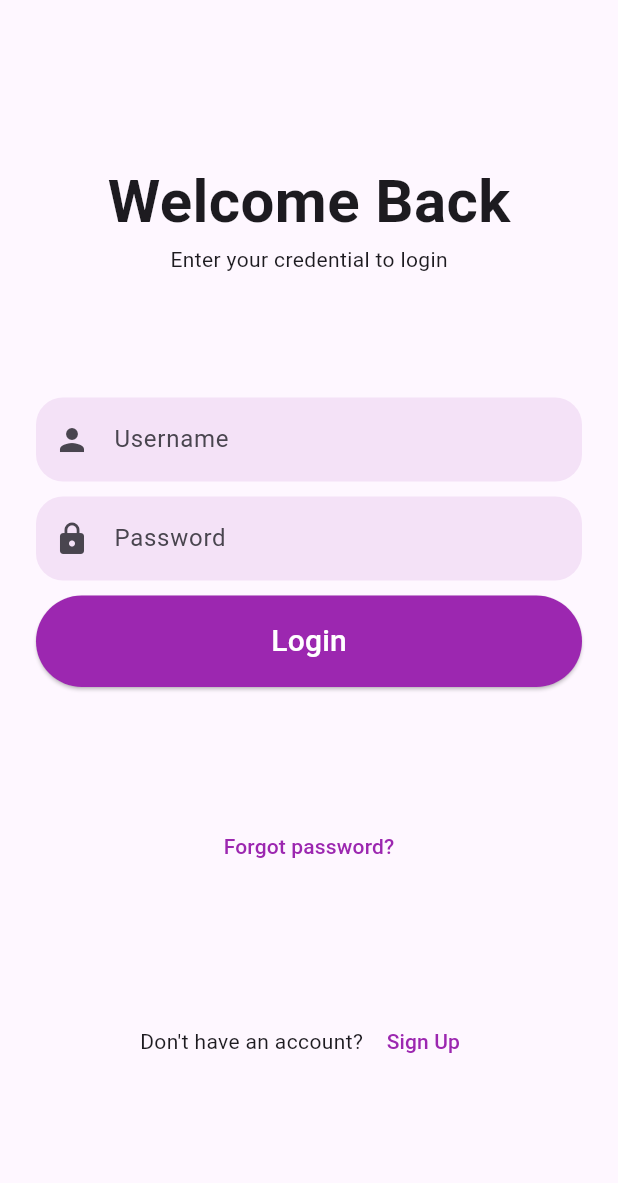
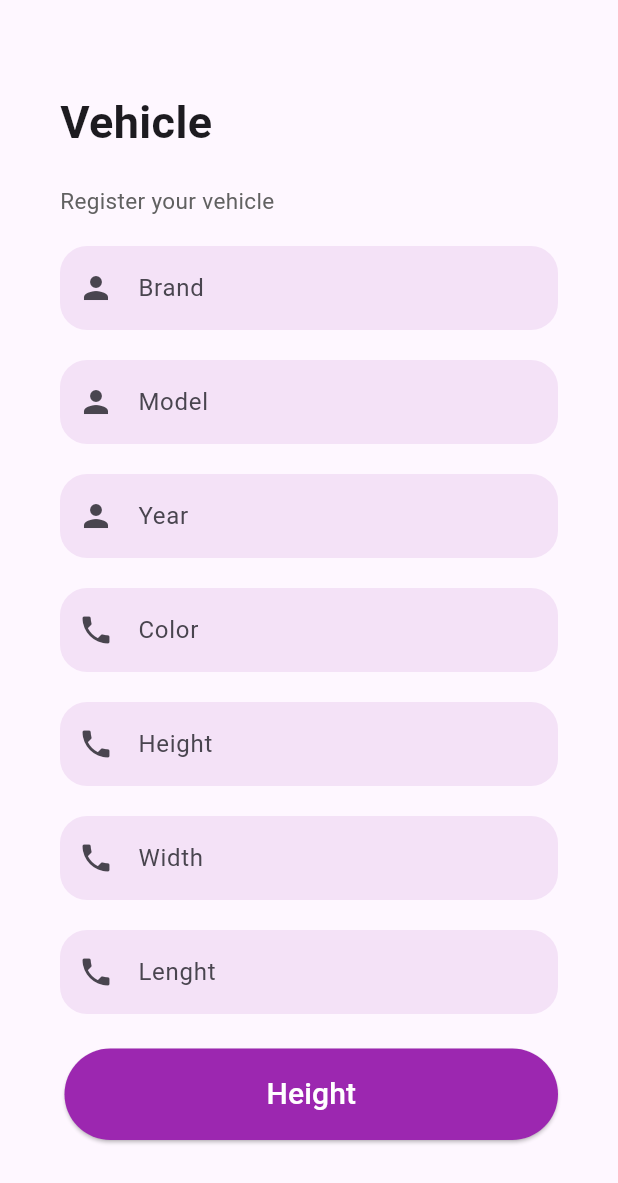
Before and after one commit to lordvader991/ParkFinderMobile, a Flutter app: the screen it shows after launch, on a phone screen of 412 x 824 dp. Shown: the top 1183 px of the screen. Run offline on Flutter 3.47's test engine with Material 3 defaults, Android fonts, the phone set to English and light mode, and no system bars; our stand-ins replace geolocator, google_maps_flutter, permission_handler.

Commit message:
registro vehiculo

```diff
--- a/lib/main.dart
+++ b/lib/main.dart
@@ -1,7 +1,7 @@
 import 'package:flutter/material.dart';
 import 'package:flutter/widgets.dart';
 import 'package:parkfinder/views/login_screen.dart';
-import 'package:parkfinder/views/screen_user/map_screen.dart';
+import 'package:parkfinder/views/screen_user/vehicle_register_screen.dart';
 
 void main() {
   runApp(MyApp());
@@ -12,7 +12,7 @@ class MyApp extends StatelessWidget {
   Widget build(BuildContext context) {
     return MaterialApp(
       debugShowCheckedModeBanner: false,
-      home: LoginPage(),
+      home: RegisterVehicleScreen(),
     );
   }
 }
--- a/lib/services/api_service.dart
+++ b/lib/services/api_service.dart
@@ -2,7 +2,7 @@ import 'dart:convert';
 import 'package:http/http.dart' as http;
 
 class ApiService {
-  final String baseUrl = "http://10.26.3.167:3000/api/v1/";
+  final String baseUrl = "http://192.168.1.15:3000/api/v1/";
 
   ApiService();
 
@@ -15,12 +15,15 @@ class ApiService {
     headers: {'Content-Type': 'application/json'},
   );
 
-    if (response.statusCode == 201) {
+  if (response.statusCode == 200) {
     return jsonDecode(response.body);
   } else {
     String errorMessage = "";
     try {
       errorMessage = jsonDecode(response.body)['error'];
+      if (errorMessage.contains('duplicate key error')) {
+        throw Exception('Username or email already exists, please use another one.');
+      }
     } catch (e) {
       errorMessage = "Unknown error occurred";
     }
--- /dev/null
+++ b/lib/views/screen_user/vehicle_register_screen.dart
@@ -0,0 +1,135 @@
+import 'package:flutter/material.dart';
+
+class RegisterVehicleScreen extends StatelessWidget {
+  const RegisterVehicleScreen({Key? key});
+
+  @override
+  Widget build(BuildContext context) {
+    return MaterialApp(
+      debugShowCheckedModeBanner: false,
+      home: Scaffold(
+        body: SingleChildScrollView(
+          child: Container(
+            padding: const EdgeInsets.symmetric(horizontal: 40),
+            height: MediaQuery.of(context).size.height - 50,
+            width: double.infinity,
+            child: ListView(
+              // Cambiado a ListView
+              children: <Widget>[
+                const SizedBox(height: 60.0),
+                const Text(
+                  "Vehicle",
+                  style: TextStyle(
+                    fontSize: 30,
+                    fontWeight: FontWeight.bold,
+                  ),
+                ),
+                const SizedBox(
+                  height: 20,
+                ),
+                Text(
+                  "Register your vehicle",
+                  style: TextStyle(fontSize: 15, color: Colors.grey[700]),
+                ),
+                const SizedBox(height: 20),
+                TextField(
+                  decoration: InputDecoration(
+                      hintText: "Brand",
+                      border: OutlineInputBorder(
+                          borderRadius: BorderRadius.circular(18),
+                          borderSide: BorderSide.none),
+                      fillColor: Colors.purple.withOpacity(0.1),
+                      filled: true,
+                      prefixIcon: const Icon(Icons.person)),
+                ),
+                const SizedBox(height: 20),
+                TextField(
+                  decoration: InputDecoration(
+                      hintText: "Model",
+                      border: OutlineInputBorder(
+                          borderRadius: BorderRadius.circular(18),
+                          borderSide: BorderSide.none),
+                      fillColor: Colors.purple.withOpacity(0.1),
+                      filled: true,
+                      prefixIcon: const Icon(Icons.person)),
+                ),
+                const SizedBox(height: 20),
+                TextField(
+                  decoration: InputDecoration(
+                      hintText: "Year",
+                      border: OutlineInputBorder(
+                          borderRadius: BorderRadius.circular(18),
+                          borderSide: BorderSide.none),
+                      fillColor: Colors.purple.withOpacity(0.1),
+                      filled: true,
+                      prefixIcon: const Icon(Icons.person)),
+                ),
+                const SizedBox(height: 20),
+                TextField(
+                  decoration: InputDecoration(
+                      hintText: "Color",
+                      border: OutlineInputBorder(
+                          borderRadius: BorderRadius.circular(18),
+                          borderSide: BorderSide.none),
+                      fillColor: Colors.purple.withOpacity(0.1),
+                      filled: true,
+                      prefixIcon: const Icon(Icons.phone)),
+                ),
+                const SizedBox(height: 20),
+                TextField(
+                  decoration: InputDecoration(
+                      hintText: "Height",
+                      border: OutlineInputBorder(
+                          borderRadius: BorderRadius.circular(18),
+                          borderSide: BorderSide.none),
+                      fillColor: Colors.purple.withOpacity(0.1),
+                      filled: true,
+                      prefixIcon: const Icon(Icons.phone)),
+                ),
+                const SizedBox(height: 20),
+                TextField(
+                  decoration: InputDecoration(
+                      hintText: "Width",
+                      border: OutlineInputBorder(
+                          borderRadius: BorderRadius.circular(18),
+                          borderSide: BorderSide.none),
+                      fillColor: Colors.purple.withOpacity(0.1),
+                      filled: true,
+                      prefixIcon: const Icon(Icons.phone)),
+                ),
+                const SizedBox(height: 20),
+                TextField(
+                  decoration: InputDecoration(
+                      hintText: "Lenght",
+                      border: OutlineInputBorder(
+                          borderRadius: BorderRadius.circular(18),
+                          borderSide: BorderSide.none),
+                      fillColor: Colors.purple.withOpacity(0.1),
+                      filled: true,
+                      prefixIcon: const Icon(Icons.phone)),
+                ),
+                const SizedBox(height: 20),
+                Container(
+                  padding: const EdgeInsets.only(top: 3, left: 3),
+                  child: ElevatedButton(
+                    onPressed: () {},
+                    child: const Text(
+                      "Height",
+                      style: TextStyle(fontSize: 20, color: Colors.white),
+                    ),
+
+                    style: ElevatedButton.styleFrom(
+                      shape: const StadiumBorder(),
+                      padding: const EdgeInsets.symmetric(vertical: 16),
+                      backgroundColor: Colors.purple,
+                    ),
+                  ),
+                ),
+              ],
+            ),
+          ),
+        ),
+      ),
+    );
+  }
+}
```
Also changed, not shown: lib/services/register.dart (deleted, +0 -38 lines), lib/views/register_screen.dart (+5 -6 lines), lib/views/screen_user/vehicles_screen.dart (+33 -3 lines). Lines whose indentation alone changed are shown as unchanged.
